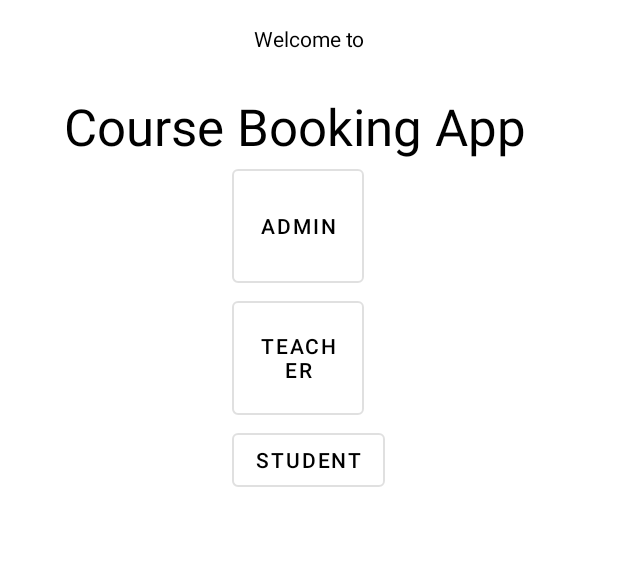
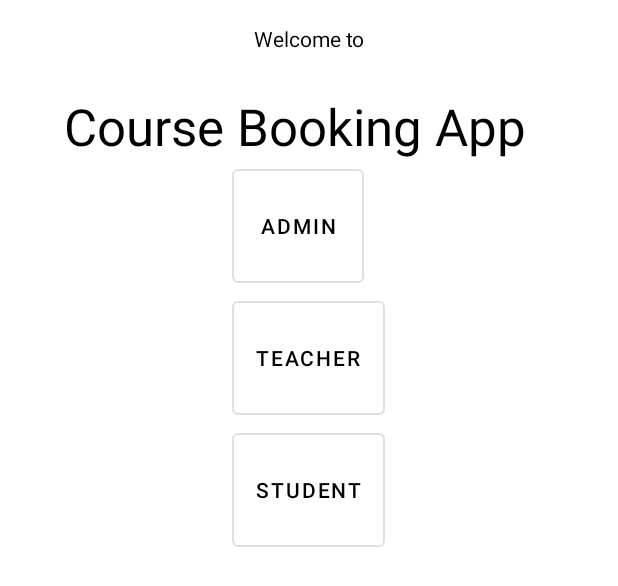
Before and after one commit to LordAndy316/CourseBookingApp, an Android app: the layout welcome_fragment.xml on its own in the app's theme, with its tools: preview values and no code run, on a phone screen of 412 x 824 dp. Shown: the top 586 px of the screen. Run offline under Robolectric (Android 15) with nearby library versions, the phone set to English and light mode, and no system bars.

```diff
--- /dev/null
+++ b/app/src/main/res/layout/login_fragment.xml
@@ -0,0 +1,6 @@
+<?xml version="1.0" encoding="utf-8"?>
+<androidx.constraintlayout.widget.ConstraintLayout
+    xmlns:android="http://schemas.android.com/apk/res/android" android:layout_width="match_parent"
+    android:layout_height="match_parent">
+
+</androidx.constraintlayout.widget.ConstraintLayout>
--- a/app/src/main/res/layout/welcome_fragment.xml
+++ b/app/src/main/res/layout/welcome_fragment.xml
@@ -7,7 +7,7 @@
     android:layout_width="match_parent"
     android:layout_height="match_parent"
     android:paddingTop="16dp"
-    tools:context=".W">
+    tools:context="com.example.android.coursebookingapp.WelcomeFragment">
 
     <include
         android:id="@+id/welcome_group"
@@ -24,7 +24,7 @@
         <Button
             android:id="@+id/admin_button"
             style="?attr/materialButtonOutlinedStyle"
-            android:layout_width="88dp"
+            android:layout_width="wrap_content"
             android:layout_height="88dp"
             android:text="@string/admin_button_text"
             android:textAlignment="center"
@@ -34,7 +34,7 @@
         <Button
             android:id="@+id/teacher_button"
             style="?attr/materialButtonOutlinedStyle"
-            android:layout_width="88dp"
+            android:layout_width="wrap_content"
             android:layout_height="88dp"
             android:text="@string/teacher_button_text"
             android:textAlignment="center"
@@ -44,7 +44,7 @@
             android:id="@+id/student_button"
             style="?attr/materialButtonOutlinedStyle"
             android:layout_width="wrap_content"
-            android:layout_height="wrap_content"
+            android:layout_height="88dp"
             android:text="@string/student_button_text"
             android:textColor="@color/black" />
     </LinearLayout>
```
Also changed, not shown: app/build.gradle (+8 -0 lines), app/src/main/java/com/example/android/coursebookingapp/WelcomeFragment.java (+11 -0 lines).
